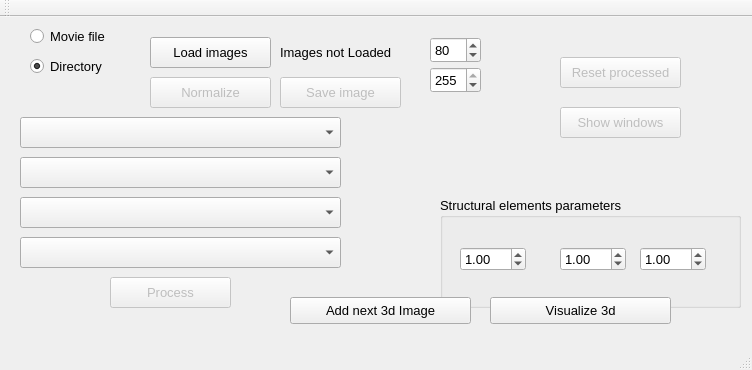
First picture: the form in src/GUI/mainwindow.ui, repository mjedros/mgr, before the edit.
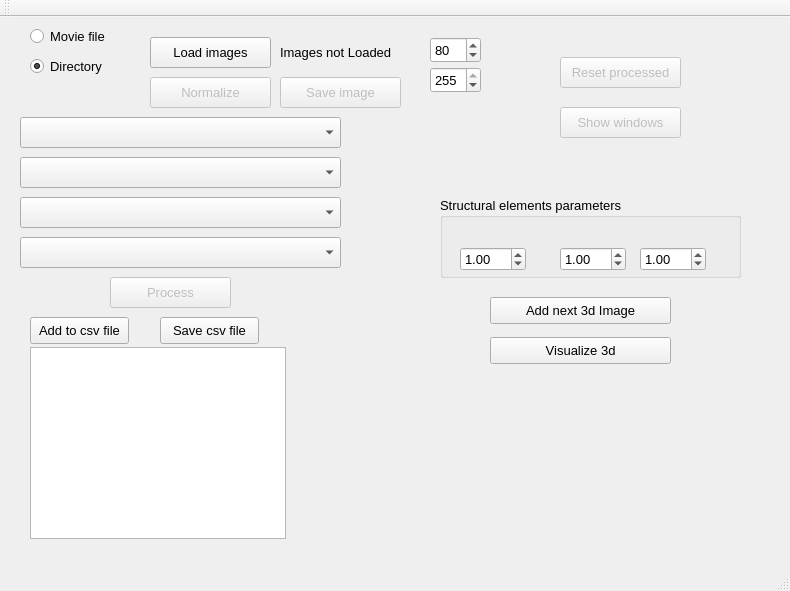
Second picture: the form after the edit.

Commit message: Adding operations to csv file

```diff
--- a/src/GUI/mainwindow.ui
+++ b/src/GUI/mainwindow.ui
@@ -6,20 +6,20 @@
    <rect>
     <x>0</x>
     <y>0</y>
-    <width>752</width>
-    <height>370</height>
+    <width>790</width>
+    <height>591</height>
    </rect>
   </property>
   <property name="minimumSize">
    <size>
-    <width>752</width>
-    <height>370</height>
+    <width>0</width>
+    <height>0</height>
    </size>
   </property>
   <property name="maximumSize">
    <size>
-    <width>752</width>
-    <height>370</height>
+    <width>1000</width>
+    <height>1000</height>
    </size>
   </property>
   <property name="font">
@@ -300,7 +300,7 @@
       <x>440</x>
       <y>180</y>
       <width>301</width>
-      <height>111</height>
+      <height>81</height>
      </rect>
     </property>
     <property name="title">
@@ -359,7 +359,7 @@
     <property name="geometry">
      <rect>
       <x>490</x>
-      <y>280</y>
+      <y>320</y>
       <width>181</width>
       <height>27</height>
      </rect>
@@ -371,7 +371,7 @@
    <widget class="QPushButton" name="addNextVTKImage">
     <property name="geometry">
      <rect>
-      <x>290</x>
+      <x>490</x>
       <y>280</y>
       <width>181</width>
       <height>27</height>
@@ -381,6 +381,42 @@
      <string>Add next 3d Image</string>
     </property>
    </widget>
+   <widget class="QPushButton" name="addToCsvFile">
+    <property name="geometry">
+     <rect>
+      <x>30</x>
+      <y>300</y>
+      <width>99</width>
+      <height>27</height>
+     </rect>
+    </property>
+    <property name="text">
+     <string>Add to csv file</string>
+    </property>
+   </widget>
+   <widget class="QPushButton" name="saveCsvFile">
+    <property name="geometry">
+     <rect>
+      <x>160</x>
+      <y>300</y>
+      <width>99</width>
+      <height>27</height>
+     </rect>
+    </property>
+    <property name="text">
+     <string>Save csv file</string>
+    </property>
+   </widget>
+   <widget class="QListView" name="csvOperations">
+    <property name="geometry">
+     <rect>
+      <x>30</x>
+      <y>330</y>
+      <width>256</width>
+      <height>192</height>
+     </rect>
+    </property>
+   </widget>
   </widget>
   <widget class="QToolBar" name="mainToolBar">
    <attribute name="toolBarArea">
```
The commit also changes 4 other files.
